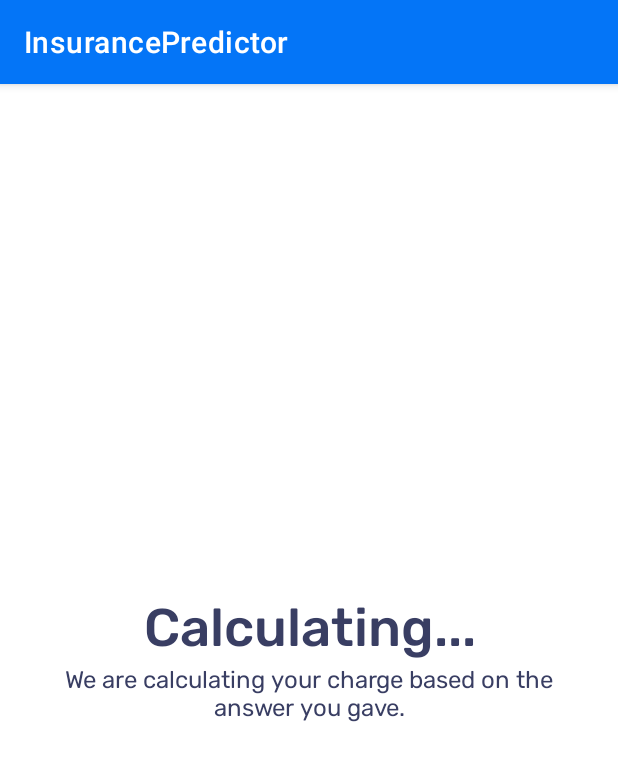
After one commit to caresomebody/CapstoneProject-InsurancePredictor, an Android app: the fragment CalculatingFragment shown on its own in the app's theme, on a phone screen of 412 x 824 dp. The commit adds this screen. Shown: the top 761 px of the screen. Run offline under Robolectric (Android 15) with nearby library versions, the phone set to English and light mode, and no system bars.

Commit message:
ganti question ke fragment + nambahin fragment calcuating

```diff
--- a/app/build.gradle
+++ b/app/build.gradle
@@ -55,6 +55,7 @@ dependencies {
     implementation "org.jetbrains.anko:anko:0.10.8"
     implementation "org.jetbrains.anko:anko-design:0.10.8"
     implementation "org.jetbrains.anko:anko-sqlite:0.10.8"
+    implementation 'androidx.legacy:legacy-support-v4:1.0.0'
 
     //room
     def room_version = "2.2.6"
--- /dev/null
+++ b/app/src/main/java/com/agrilogi/insurancepredictor/CalculatingFragment.kt
@@ -0,0 +1,59 @@
+package com.agrilogi.insurancepredictor
+
+import android.os.Bundle
+import androidx.fragment.app.Fragment
+import android.view.LayoutInflater
+import android.view.View
+import android.view.ViewGroup
+
+// TODO: Rename parameter arguments, choose names that match
+// the fragment initialization parameters, e.g. ARG_ITEM_NUMBER
+private const val ARG_PARAM1 = "param1"
+private const val ARG_PARAM2 = "param2"
+
+/**
+ * A simple [Fragment] subclass.
+ * Use the [CalculatingFragment.newInstance] factory method to
+ * create an instance of this fragment.
+ */
+class CalculatingFragment : Fragment() {
+    // TODO: Rename and change types of parameters
+    private var param1: String? = null
+    private var param2: String? = null
+
+    override fun onCreate(savedInstanceState: Bundle?) {
+        super.onCreate(savedInstanceState)
+        arguments?.let {
+            param1 = it.getString(ARG_PARAM1)
+            param2 = it.getString(ARG_PARAM2)
+        }
+    }
+
+    override fun onCreateView(
+        inflater: LayoutInflater, container: ViewGroup?,
+        savedInstanceState: Bundle?
+    ): View? {
+        // Inflate the layout for this fragment
+        return inflater.inflate(R.layout.fragment_calculating, container, false)
+    }
+
+    companion object {
+        /**
+         * Use this factory method to create a new instance of
+         * this fragment using the provided parameters.
+         *
+         * @param param1 Parameter 1.
+         * @param param2 Parameter 2.
+         * @return A new instance of fragment CalculatingFragment.
+         */
+        // TODO: Rename and change types and number of parameters
+        @JvmStatic
+        fun newInstance(param1: String, param2: String) =
+            CalculatingFragment().apply {
+                arguments = Bundle().apply {
+                    putString(ARG_PARAM1, param1)
+                    putString(ARG_PARAM2, param2)
+                }
+            }
+    }
+}
--- /dev/null
+++ b/app/src/main/res/layout/fragment_calculating.xml
@@ -0,0 +1,41 @@
+<?xml version="1.0" encoding="utf-8"?>
+<LinearLayout
+    xmlns:android="http://schemas.android.com/apk/res/android"
+    xmlns:tools="http://schemas.android.com/tools"
+    android:layout_width="match_parent"
+    android:layout_height="match_parent"
+    android:orientation="vertical"
+    android:gravity="center"
+    android:paddingStart="20dp"
+    android:paddingEnd="20dp"
+    tools:context=".CalculatingFragment">
+
+    <ProgressBar
+        android:id="@+id/progressbar"
+        android:layout_width="match_parent"
+        android:layout_height="wrap_content"
+        android:layout_marginBottom="20dp"
+        android:visibility="gone"
+        />
+
+    <TextView
+        android:layout_width="match_parent"
+        android:layout_height="wrap_content"
+        android:textColor="@color/font"
+        android:text="Calculating..."
+        android:gravity="center"
+        android:fontFamily="@font/rubik_medium"
+        android:textSize="35sp"
+        android:layout_marginBottom="4dp"
+        />
+
+    <TextView
+        android:layout_width="match_parent"
+        android:layout_height="wrap_content"
+        android:textColor="@color/font"
+        android:text="We are calculating your charge based on the answer you gave."
+        android:gravity="center"
+        android:fontFamily="@font/rubik_regular"
+        android:textSize="16sp"/>
+
+</LinearLayout>
--- a/app/src/main/res/layout/activity_quest_three.xml
+++ b/app/src/main/res/layout/fragment_question_three.xml
@@ -5,7 +5,7 @@
     android:layout_width="match_parent"
     android:layout_height="match_parent"
     android:orientation="vertical"
-    tools:context=".QuestThreeActivity">
+    tools:context=".QuestionThreeFragment">
 
     <TextView
         android:layout_width="wrap_content"
@@ -15,7 +15,7 @@
         android:fontFamily="@font/rubik_medium"
         android:textSize="28sp"
         android:textColor="@color/font"
-        android:text="@string/questionnaire_4_smoke"
+        android:text="@string/questionnaire_3_smoke"
         />
 
     <RadioGroup
@@ -56,6 +56,7 @@
     </RadioGroup>
 
     <Button
+        android:id="@+id/btn_question_three"
         android:layout_width="match_parent"
         android:layout_height="wrap_content"
         android:background="@drawable/rounded_button"
--- a/app/src/main/res/layout/activity_quest_two.xml
+++ b/app/src/main/res/layout/fragment_question_two.xml
@@ -5,7 +5,7 @@
     android:layout_width="match_parent"
     android:layout_height="match_parent"
     android:orientation="vertical"
-    tools:context=".QuestTwoActivity">
+    tools:context=".QuestionTwoFragment">
 
     <TextView
         android:layout_width="wrap_content"
@@ -30,6 +30,7 @@
         />
 
     <EditText
+        android:id="@+id/input_height"
         android:layout_width="match_parent"
         android:layout_height="40dp"
         android:layout_marginHorizontal="20dp"
@@ -55,6 +56,7 @@
         />
 
     <EditText
+        android:id="@+id/input_weight"
         android:layout_width="match_parent"
         android:layout_height="40dp"
         android:layout_marginHorizontal="20dp"
@@ -69,6 +71,7 @@
         tools:ignore="RtlSymmetry" />
 
     <Button
+        android:id="@+id/btn_question_two"
         android:layout_width="match_parent"
         android:layout_height="wrap_content"
         android:background="@drawable/rounded_button"
--- a/app/src/main/res/values/strings.xml
+++ b/app/src/main/res/values/strings.xml
@@ -33,11 +33,11 @@
     <string name="how_tall_are_you">1. How tall are you?</string>
     <string name="input_height">Input your height</string>
     <string name="_2_what_is_your_weight">2. What is your weight?</string>
-    <string name="questionnaire_4_smoke">Questionnaire #4 : Smoke</string>
+    <string name="questionnaire_3_smoke">Questionnaire #3 : Smoke</string>
     <string name="_1_have_you_used_cigarettes">1. Have you used cigarettes, E-cigarettes, pipes, vapor products, snuff, chewing tobacco, nicotine gum or nicotine patches in the past 12 months?</string>
     <string name="no_i_have_not">No, I have not</string>
     <string name="yes_i_have">Yes, I have</string>
-    <string name="questionnaire_5_child_area"><![CDATA[Questionnaire #5 : Child & Area]]></string>
+    <string name="questionnaire_4_child_area"><![CDATA[Questionnaire #4 : Child & Area]]></string>
     <string name="_1_how_many_children_do_you_have">1. How many children do you have?</string>
     <string name="number_of_your_children">Number of your children</string>
     <string name="_2_where_do_you_live">2. Where do you live?</string>
@@ -64,4 +64,6 @@
     <string name="charge_prediction">Charge prediction:</string>
     <string name="charge_result">$2000</string>
     <string name="back_to_dashboard">Back To Dashboard</string>
+    <!-- TODO: Remove or change this placeholder text -->
+    <string name="hello_blank_fragment">Hello blank fragment</string>
 </resources>
```
Also changed, not shown: app/src/main/java/com/agrilogi/insurancepredictor/QuestFourActivity.kt (deleted, +0 -11 lines), app/src/main/java/com/agrilogi/insurancepredictor/QuestOneActivity.kt (deleted, +0 -11 lines), app/src/main/java/com/agrilogi/insurancepredictor/QuestThreeActivity.kt (deleted, +0 -11 lines), app/src/main/java/com/agrilogi/insurancepredictor/QuestTwoActivity.kt (deleted, +0 -11 lines), app/src/main/java/com/agrilogi/insurancepredictor/QuestionFourFragment.kt (added, +59 -0 lines), app/src/main/java/com/agrilogi/insurancepredictor/QuestionOneFragment.kt (added, +57 -0 lines), app/src/main/java/com/agrilogi/insurancepredictor/QuestionThreeFragment.kt (added, +59 -0 lines), app/src/main/java/com/agrilogi/insurancepredictor/QuestionTwoFragment.kt (added, +57 -0 lines), app/src/main/res/layout/fragment_question_four.xml (renamed from app/src/main/res/layout/activity_quest_one.xml, +27 -14 lines), app/src/main/res/layout/fragment_question_one.xml (renamed from app/src/main/res/layout/activity_quest_four.xml, +16 -25 lines).
